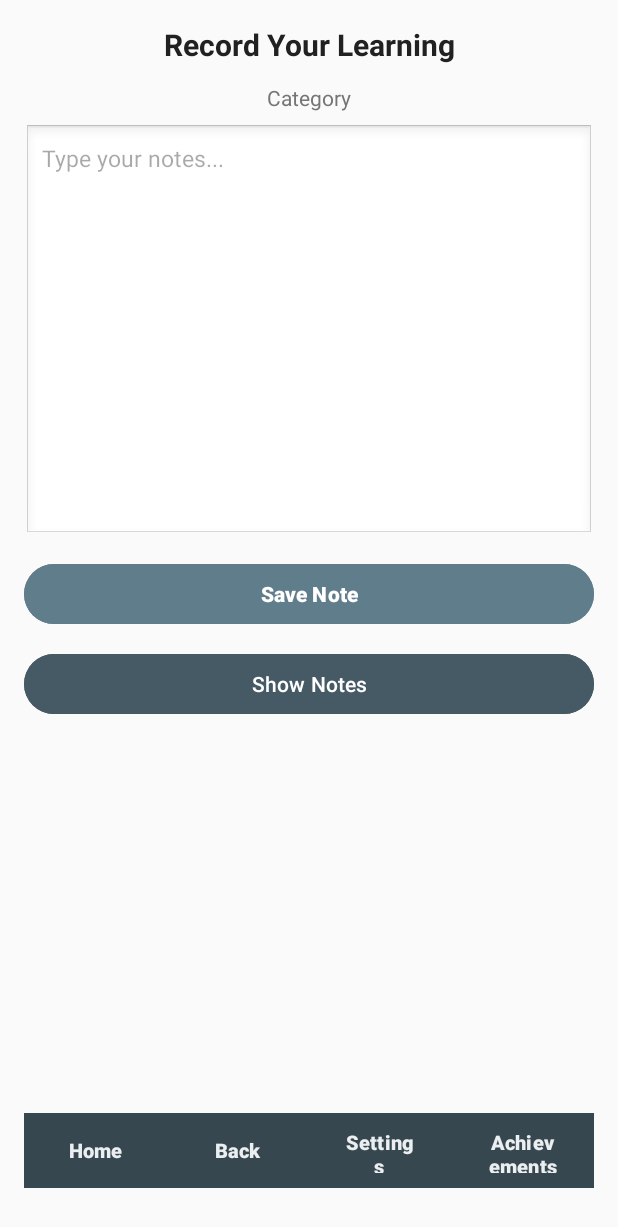
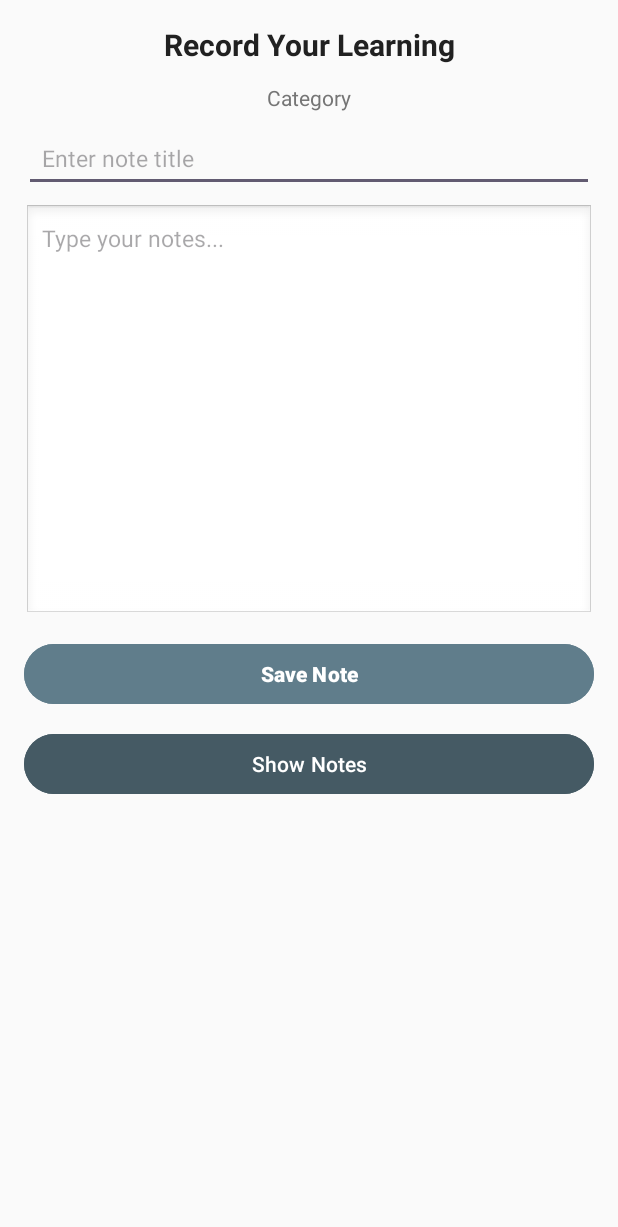
Before and after one commit to SeonmokJ/NEW_CAC, an Android app: the screen it shows after launch (KnowledgeVault), on a phone screen of 412 x 824 dp. Shown: the top 1227 px of the screen. Run offline under Robolectric (Android 15) with nearby library versions, the phone set to English and light mode, and no system bars.

Commit message:
Finished knowledge_vault page

```diff
--- a/app/src/main/AndroidManifest.xml
+++ b/app/src/main/AndroidManifest.xml
@@ -11,7 +11,10 @@
         android:roundIcon="@mipmap/ic_launcher_round"
         android:supportsRtl="true"
         android:theme="@style/Theme.NEW_CAC">
-
+        <activity
+            android:name=".NotesListActivity"
+            android:theme="@style/Theme.AppCompat.Light.NoActionBar"/>
+        <activity android:name=".NoteDetailActivity" />
         <activity
             android:name=".KnowledgeVault"
             android:exported="true">
--- a/app/src/main/java/com/example/new_cac/KnowledgeVault.java
+++ b/app/src/main/java/com/example/new_cac/KnowledgeVault.java
@@ -1,32 +1,21 @@
-package com.example.new_cac; // replace with your package name
+package com.example.new_cac;
 
+import android.content.Intent;
 import android.os.Bundle;
 import android.view.View;
-import android.widget.AdapterView;
-import android.widget.ArrayAdapter;
 import android.widget.Button;
 import android.widget.EditText;
-import android.widget.ListView;
 import android.widget.Toast;
 
 import androidx.appcompat.app.AppCompatActivity;
 
 import java.io.File;
-import java.io.FileInputStream;
 import java.io.FileOutputStream;
-import java.util.ArrayList;
-import java.util.Locale;
-import java.text.SimpleDateFormat;
-import java.util.Date;
 
 public class KnowledgeVault extends AppCompatActivity {
 
-    private EditText inputBox;
-    private Button saveBtn, toggleListBtn;
-    private ListView notesListView;
-    private ArrayList<String> noteFiles;
-    private ArrayAdapter<String> adapter;
-    private boolean isListVisible = false;
+    private EditText noteTitle, inputBox;
+    private Button saveBtn, showNotesBtn;
 
     @Override
     protected void onCreate(Bundle savedInstanceState) {
@@ -34,97 +23,70 @@ public class KnowledgeVault extends AppCompatActivity {
         setContentView(R.layout.knowledge_vault);
 
         // Initialize views
+        noteTitle = findViewById(R.id.noteTitle);
         inputBox = findViewById(R.id.inputBox);
         saveBtn = findViewById(R.id.saveNote);
-        toggleListBtn = findViewById(R.id.showNotesBtn);
-
-        // Dynamically add a ListView below toggle button
-        notesListView = new ListView(this);
-        notesListView.setVisibility(View.GONE); // initially hidden
-        ((androidx.constraintlayout.widget.ConstraintLayout) findViewById(R.id.main))
-                .addView(notesListView);
-
-        noteFiles = new ArrayList<>();
-        adapter = new ArrayAdapter<>(this, android.R.layout.simple_list_item_1, noteFiles);
-        notesListView.setAdapter(adapter);
+        showNotesBtn = findViewById(R.id.showNotesBtn);
 
         // Save button functionality
         saveBtn.setOnClickListener(new View.OnClickListener() {
             @Override
             public void onClick(View view) {
+                String titleText = noteTitle.getText().toString().trim();
                 String noteText = inputBox.getText().toString().trim();
-                if (!noteText.isEmpty()) {
-                    saveNoteToStorage(noteText);
-                } else {
-                    Toast.makeText(KnowledgeVault.this, "Please enter a note first", Toast.LENGTH_SHORT).show();
+
+                if (titleText.isEmpty()) {
+                    Toast.makeText(KnowledgeVault.this, "Please enter a title", Toast.LENGTH_SHORT).show();
+                    return;
                 }
+                if (noteText.isEmpty()) {
+                    Toast.makeText(KnowledgeVault.this, "Please enter a note", Toast.LENGTH_SHORT).show();
+                    return;
+                }
+
+                saveNoteToStorage(titleText, noteText);
             }
         });
 
-        // Toggle list functionality
-        toggleListBtn.setOnClickListener(new View.OnClickListener() {
+        // Show Notes button functionality – open full NotesListActivity page
+        showNotesBtn.setOnClickListener(new View.OnClickListener() {
             @Override
             public void onClick(View view) {
-                if (isListVisible) {
-                    notesListView.setVisibility(View.GONE);
-                    isListVisible = false;
-                } else {
-                    loadNotes();
-                    notesListView.setVisibility(View.VISIBLE);
-                    isListVisible = true;
-                }
-            }
-        });
-
-        // Click on a note to view its content
-        notesListView.setOnItemClickListener(new AdapterView.OnItemClickListener() {
-            @Override
-            public void onItemClick(AdapterView<?> adapterView, View view, int position, long l) {
-                String fileName = noteFiles.get(position);
-                String content = readNoteFromStorage(fileName);
-                Toast.makeText(KnowledgeVault.this, content, Toast.LENGTH_LONG).show();
+                Intent intent = new Intent(KnowledgeVault.this, NotesListActivity.class);
+                startActivity(intent);
+                finish(); // closes KnowledgeVault so NotesListActivity fully replaces it
             }
         });
     }
 
-    private void saveNoteToStorage(String noteText) {
+    // Save note to storage with custom title
+    private void saveNoteToStorage(String title, String noteText) {
         try {
-            String timeStamp = new SimpleDateFormat("yyyyMMdd_HHmmss", Locale.getDefault()).format(new Date());
-            String fileName = "note_" + timeStamp + ".txt";
+            // Clean title for filename
+            String safeTitle = title.replaceAll("[^a-zA-Z0-9_\\-]", "_");
+            String fileName = "note_" + safeTitle + ".txt";
 
             FileOutputStream fos = openFileOutput(fileName, MODE_PRIVATE);
             fos.write(noteText.getBytes());
             fos.close();
 
             Toast.makeText(this, "Note saved!", Toast.LENGTH_SHORT).show();
-            inputBox.setText(""); // clear input
+            inputBox.setText(""); // clear note content
+            noteTitle.setText(""); // clear title
         } catch (Exception e) {
             e.printStackTrace();
             Toast.makeText(this, "Failed to save note", Toast.LENGTH_SHORT).show();
         }
     }
 
-    private void loadNotes() {
-        noteFiles.clear();
-        String[] files = fileList();
-        for (String file : files) {
-            if (file.startsWith("note_") && file.endsWith(".txt")) {
-                noteFiles.add(file);
-            }
-        }
-        adapter.notifyDataSetChanged();
-    }
-
-    private String readNoteFromStorage(String fileName) {
-        try {
-            FileInputStream fis = openFileInput(fileName);
-            byte[] buffer = new byte[fis.available()];
-            fis.read(buffer);
-            fis.close();
-            return new String(buffer);
-        } catch (Exception e) {
-            e.printStackTrace();
-            return "Failed to read note";
+    // Optional: delete a note file (can be used in NotesListActivity)
+    public void deleteNote(String fileName) {
+        File file = new File(getFilesDir(), fileName);
+        if (file.exists()) {
+            boolean deleted = file.delete();
+            Toast.makeText(this, deleted ? "Note deleted" : "Failed to delete note", Toast.LENGTH_SHORT).show();
+        } else {
+            Toast.makeText(this, "Note not found", Toast.LENGTH_SHORT).show();
         }
     }
 }
--- a/app/src/main/res/layout/activity_notes_list.xml
+++ b/app/src/main/res/layout/activity_notes_list.xml
@@ -12,6 +12,5 @@
         android:layout_width="match_parent"
         android:layout_height="match_parent"
         android:divider="@android:color/darker_gray"
-        android:dividerHeight="1dp"
-        android:background="@android:color/transparent"/>
+        android:dividerHeight="1dp"/>
 </LinearLayout>
--- a/app/src/main/res/layout/knowledge_vault.xml
+++ b/app/src/main/res/layout/knowledge_vault.xml
@@ -10,7 +10,7 @@
     android:background="#FAFAFA"
     tools:context=".KnowledgeVault">
 
-    <!-- Title -->
+    <!-- Title and category -->
     <TextView
         android:id="@+id/title"
         android:layout_width="0dp"
@@ -24,7 +24,6 @@
         app:layout_constraintStart_toStartOf="parent"
         app:layout_constraintEnd_toEndOf="parent"/>
 
-    <!-- Category label -->
     <TextView
         android:id="@+id/categoryLabel"
         android:layout_width="0dp"
@@ -38,7 +37,21 @@
         app:layout_constraintEnd_toEndOf="parent"
         android:layout_marginTop="12dp"/>
 
-    <!-- Notes input box -->
+    <!-- NEW noteTitle EditText -->
+    <EditText
+        android:id="@+id/noteTitle"
+        android:layout_width="0dp"
+        android:layout_height="wrap_content"
+        android:hint="Enter note title"
+        android:padding="12dp"
+        android:textColor="#212121"
+        android:textSize="15sp"
+        app:layout_constraintTop_toBottomOf="@id/categoryLabel"
+        app:layout_constraintStart_toStartOf="parent"
+        app:layout_constraintEnd_toEndOf="parent"
+        android:layout_marginTop="8dp"/>
+
+    <!-- Existing note content EditText -->
     <EditText
         android:id="@+id/inputBox"
         android:layout_width="0dp"
@@ -50,7 +63,7 @@
         android:padding="12dp"
         android:textColor="#212121"
         android:textSize="15sp"
-        app:layout_constraintTop_toBottomOf="@id/categoryLabel"
+        app:layout_constraintTop_toBottomOf="@id/noteTitle"
         app:layout_constraintStart_toStartOf="parent"
         app:layout_constraintEnd_toEndOf="parent"
         app:layout_constraintBottom_toTopOf="@id/saveNote"
@@ -58,7 +71,6 @@
         app:layout_constraintHeight_percent="0.35"
         android:layout_marginTop="8dp"/>
 
-    <!-- Save button -->
     <Button
         android:id="@+id/saveNote"
         android:layout_width="0dp"
@@ -87,63 +99,5 @@
         app:layout_constraintEnd_toEndOf="parent"
         android:layout_marginTop="12dp"/>
 
-    <!-- Bottom minimalistic container -->
-    <LinearLayout
-        android:id="@+id/bottomButtonsContainer"
-        android:layout_width="0dp"
-        android:layout_height="50dp"
-        android:orientation="horizontal"
-        android:gravity="center"
-        android:weightSum="4"
-        app:layout_constraintBottom_toBottomOf="parent"
-        app:layout_constraintStart_toStartOf="parent"
-        app:layout_constraintEnd_toEndOf="parent"
-        android:layout_marginBottom="16dp"
-        android:background="#37474F">
-
-        <Button
-            android:id="@+id/homeBtn"
-            android:layout_width="0dp"
-            android:layout_height="match_parent"
-            android:layout_weight="1"
-            android:background="@android:color/transparent"
-            android:text="Home"
-            android:textColor="#ECEFF1"
-            android:textSize="13sp"
-            android:textStyle="bold"/>
-
-        <Button
-            android:id="@+id/backBtn"
-            android:layout_width="0dp"
-            android:layout_height="match_parent"
-            android:layout_weight="1"
-            android:background="@android:color/transparent"
-            android:text="Back"
-            android:textColor="#ECEFF1"
-            android:textSize="13sp"
-            android:textStyle="bold"/>
-
-        <Button
-            android:id="@+id/settingsBtn"
-            android:layout_width="0dp"
-            android:layout_height="match_parent"
-            android:layout_weight="1"
-            android:background="@android:color/transparent"
-            android:text="Settings"
-            android:textColor="#ECEFF1"
-            android:textSize="13sp"
-            android:textStyle="bold"/>
-
-        <Button
-            android:id="@+id/achievementBtn"
-            android:layout_width="0dp"
-            android:layout_height="match_parent"
-            android:layout_weight="1"
-            android:background="@android:color/transparent"
-            android:text="Achievements"
-            android:textColor="#ECEFF1"
-            android:textSize="13sp"
-            android:textStyle="bold"/>
-    </LinearLayout>
 
 </androidx.constraintlayout.widget.ConstraintLayout>
```
Also changed, not shown: app/src/main/java/com/example/new_cac/NoteDetailActivity.java (+44 -15 lines), app/src/main/java/com/example/new_cac/NotesAdapter.java (added, +70 -0 lines), app/src/main/java/com/example/new_cac/NotesListActivity.java (+21 -21 lines), app/src/main/res/layout/activity_note_detail.xml (+36 -6 lines), app/src/main/res/layout/note_list_item.xml (added, +22 -0 lines).
